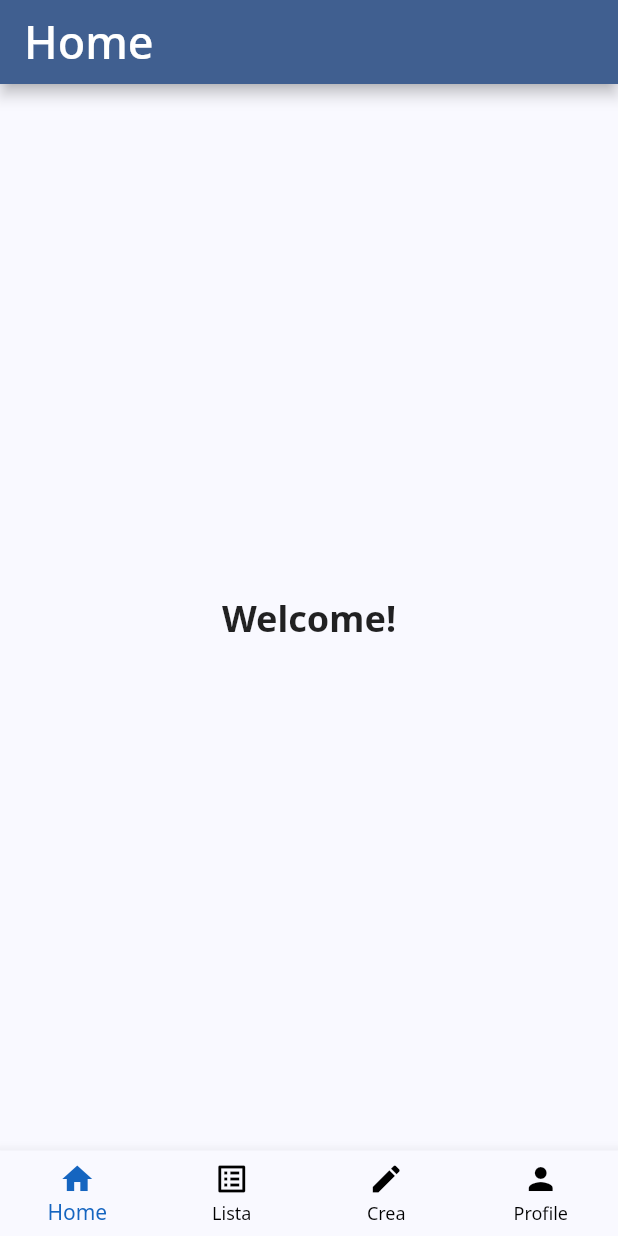
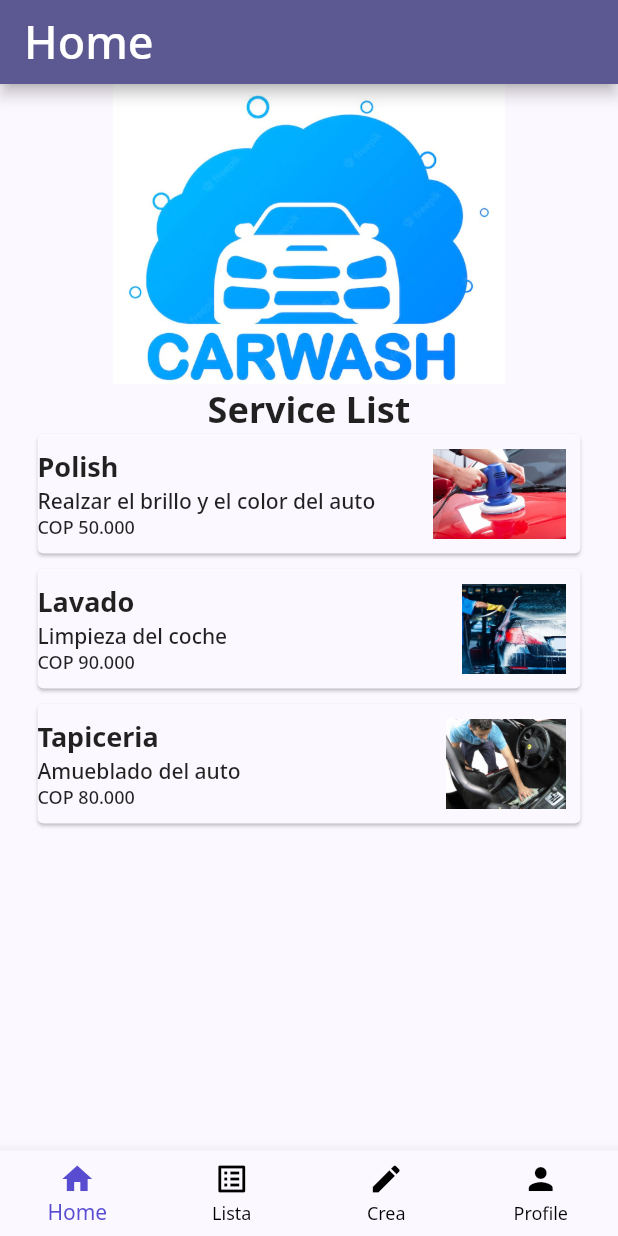
Before and after one commit to ronaldrpc/test-project-mobile, a Flutter app: the screen it shows after launch, on a phone screen of 412 x 824 dp. Run offline on Flutter 3.47's test engine with Material 2 defaults, Android fonts, the phone set to English and light mode, and no system bars; our stand-ins replace firebase_core, firebase_database, lottie; accounts and stored records are empty.

Commit message:
Agregando estilos a Home

```diff
--- a/lib/main.dart
+++ b/lib/main.dart
@@ -5,9 +5,7 @@ import 'package:flutter_application_1/view/splash.dart';
 
 Future<void> main() async {
   WidgetsFlutterBinding.ensureInitialized();
-  await Firebase.initializeApp(
-    options: DefaultFirebaseOptions.currentPlatform
-  );
+  await Firebase.initializeApp(options: DefaultFirebaseOptions.currentPlatform);
   runApp(const MyApp());
 }
 
@@ -19,11 +17,10 @@ class MyApp extends StatelessWidget {
     return MaterialApp(
       debugShowCheckedModeBanner: false,
       theme: ThemeData(
-        colorSchemeSeed: Colors.blue[800],
-        brightness: Brightness.light,
-        useMaterial3: false,
-        fontFamily: 'NotoSans'
-      ),
+          colorSchemeSeed: Color(0xFF584CD1),
+          brightness: Brightness.light,
+          useMaterial3: false,
+          fontFamily: 'NotoSans'),
       home: const Splash(),
     );
   }
--- /dev/null
+++ b/lib/view/home/background.dart
@@ -0,0 +1,30 @@
+import 'package:flutter/material.dart';
+
+class GradientBack extends StatelessWidget {
+  final String? title;
+  final double? height;
+
+  GradientBack({Key? key, this.title, required this.height});
+
+  @override
+  Widget build(BuildContext context) {
+    //variable para obtener la altura de cualquier pantalla de un celular
+    double screenHeight = MediaQuery.of(context).size.height;
+    double screenWidht = MediaQuery.of(context).size.width;
+    double? _height;
+
+    //Establecemos si la altura del gradiente es fullscreeen o alguna medida en particular
+    if (height == null) {
+      _height = screenHeight;
+    } else
+      _height = height;
+
+    return Container(
+      width: screenWidht,
+      height: _height,
+      decoration: BoxDecoration(
+          image: DecorationImage(
+              image: AssetImage('assets/images/background.jpg'))),
+    );
+  }
+}
--- /dev/null
+++ b/lib/view/home/card.dart
@@ -0,0 +1,52 @@
+import 'package:flutter/material.dart';
+
+class ServiceCard extends StatelessWidget {
+  //const Card({Key? key}) : super(key: key);
+
+  final String title;
+  final String description;
+  final String price;
+  final String img;
+
+  ServiceCard(
+      {required this.title,
+      required this.description,
+      required this.price,
+      required this.img});
+
+  @override
+  Widget build(BuildContext context) {
+    return Card(
+      margin: EdgeInsets.only(left: 25, right: 25, bottom: 10),
+      child: Row(
+        mainAxisAlignment: MainAxisAlignment.spaceBetween,
+        children: [
+          Column(
+            crossAxisAlignment: CrossAxisAlignment.start,
+            children: [
+              Text(title,
+                  style: const TextStyle(
+                      fontSize: 18, fontWeight: FontWeight.bold)),
+              Text(description,
+                  style: const TextStyle(
+                      fontSize: 14, fontWeight: FontWeight.w500)),
+              Text(price,
+                  style: const TextStyle(
+                      fontSize: 12, fontWeight: FontWeight.w500)),
+            ],
+          ),
+          Container(
+            margin: const EdgeInsets.all(10),
+            /*decoration:
+                  BoxDecoration(image: DecorationImage(image: NetworkImage(img)))*/
+            child: new Image.asset(
+              img,
+              height: 60,
+              fit: BoxFit.cover,
+            ),
+          )
+        ],
+      ),
+    );
+  }
+}
--- a/lib/view/menu.dart
+++ b/lib/view/menu.dart
@@ -1,9 +1,10 @@
 import 'package:flutter/material.dart';
 import 'package:flutter_application_1/entities/record.dart';
+import 'package:flutter_application_1/view/home/background.dart';
+import 'package:flutter_application_1/view/home/card.dart';
 import 'package:flutter_application_1/view/profile.dart';
 import 'package:flutter_application_1/view/records/record_list_view.dart';
 import 'package:flutter_application_1/view/records/record_multi_form.dart';
-
 
 class Menu extends StatefulWidget {
   const Menu({Key? key}) : super(key: key);
@@ -21,21 +22,48 @@ class _MenuState extends State<Menu> {
     "contacto": 12345,
   };
 
-
   Widget _home() {
     return Scaffold(
       appBar: AppBar(
-        title: const Text(
-          'Home',
-          style: TextStyle(fontSize: 30, fontWeight: FontWeight.w500)
-        ),
+        title: const Text('Home',
+            style: TextStyle(fontSize: 30, fontWeight: FontWeight.w500)),
       ),
-      body: const Center(
-        child: Text(
+      body: Column(
+          /*child: Text(
           'Welcome!',
           style: TextStyle(fontSize: 24, fontWeight: FontWeight.bold)
-        )
-      )
+        )*/
+          children: [
+            Stack(
+              children: <Widget>[
+                GradientBack(height: 200.0),
+                Container(
+                  alignment: Alignment(0.0, 0.0),
+                ),
+              ],
+            ),
+            const Text('Service List',
+                style: TextStyle(fontSize: 24, fontWeight: FontWeight.bold)),
+            Column(
+              children: [
+                ServiceCard(
+                    title: 'Polish',
+                    description: 'Realzar el brillo y el color del auto',
+                    price: 'COP 50.000',
+                    img: 'assets/images/polish.jpg'),
+                ServiceCard(
+                    title: 'Lavado',
+                    description: 'Limpieza del coche',
+                    price: 'COP 90.000',
+                    img: 'assets/images/lavadoauto.jpg'),
+                ServiceCard(
+                    title: 'Tapiceria',
+                    description: 'Amueblado del auto',
+                    price: 'COP 80.000',
+                    img: 'assets/images/tapiceria.jpg')
+              ],
+            )
+          ]),
     );
   }
 
@@ -54,7 +82,7 @@ class _MenuState extends State<Menu> {
     }
   }
 
-  void  _onItemTapped(int index) {
+  void _onItemTapped(int index) {
     setState(() => _selectedIndex = index);
   }
 
@@ -74,7 +102,7 @@ class _MenuState extends State<Menu> {
       ),
       bottomNavigationBar: BottomNavigationBar(
         type: BottomNavigationBarType.fixed,
-        selectedItemColor: Colors.blue[800],
+        selectedItemColor: Color(0xFF584CD1),
         unselectedItemColor: Colors.black,
         currentIndex: _selectedIndex,
         onTap: _onItemTapped,
--- a/pubspec.yaml
+++ b/pubspec.yaml
@@ -77,6 +77,7 @@ flutter:
   # To add assets to your application, add an assets section, like this:
   assets:
     - assets/animations/
+    - assets/images/
     # - assets/animations/42631-mechanical-engineering-setting.json
     # - assets/animations/95009-engineering-solutions.json
     # - assets/animations/99507-engine-key.json
```
Also changed, not shown: assets/images/background.jpg (added), assets/images/lavadoauto.jpg (added), assets/images/polish.jpg (added), assets/images/tapiceria.jpg (added).
